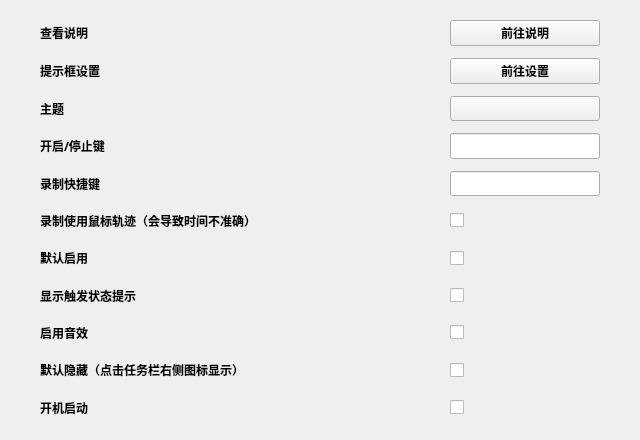
Above: source/ui/SettingsUi.ui from ChiyukiGana/Quickinput before the change. Below: the same form after it.
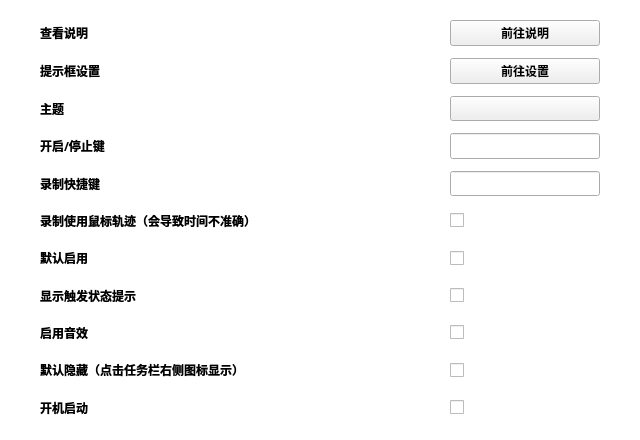
That is the form after the change. Icons and pictures are not drawn. Custom widgets are drawn as their Qt base class.

```diff
--- a/source/ui/SettingsUi.ui
+++ b/source/ui/SettingsUi.ui
@@ -31,6 +31,9 @@
   <property name="windowTitle">
    <string>Settings</string>
   </property>
+  <property name="styleSheet">
+   <string notr="true">#SettingsUiClass{background:transparent}</string>
+  </property>
   <layout class="QVBoxLayout" name="verticalLayout_2">
    <property name="spacing">
     <number>0</number>
@@ -50,7 +53,7 @@
    <item>
     <widget class="QWidget" name="content_widget" native="true">
      <property name="styleSheet">
-      <string notr="true"/>
+      <string notr="true">#content_widget{background:transparent}</string>
      </property>
      <layout class="QVBoxLayout" name="verticalLayout">
       <property name="spacing">
```
